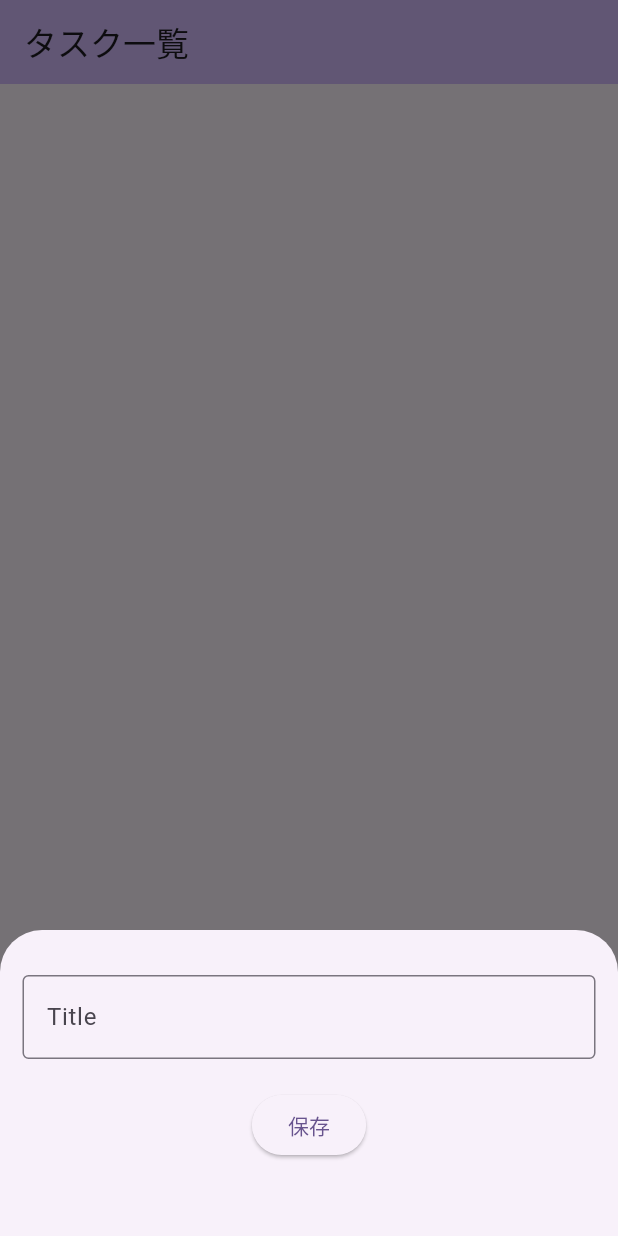
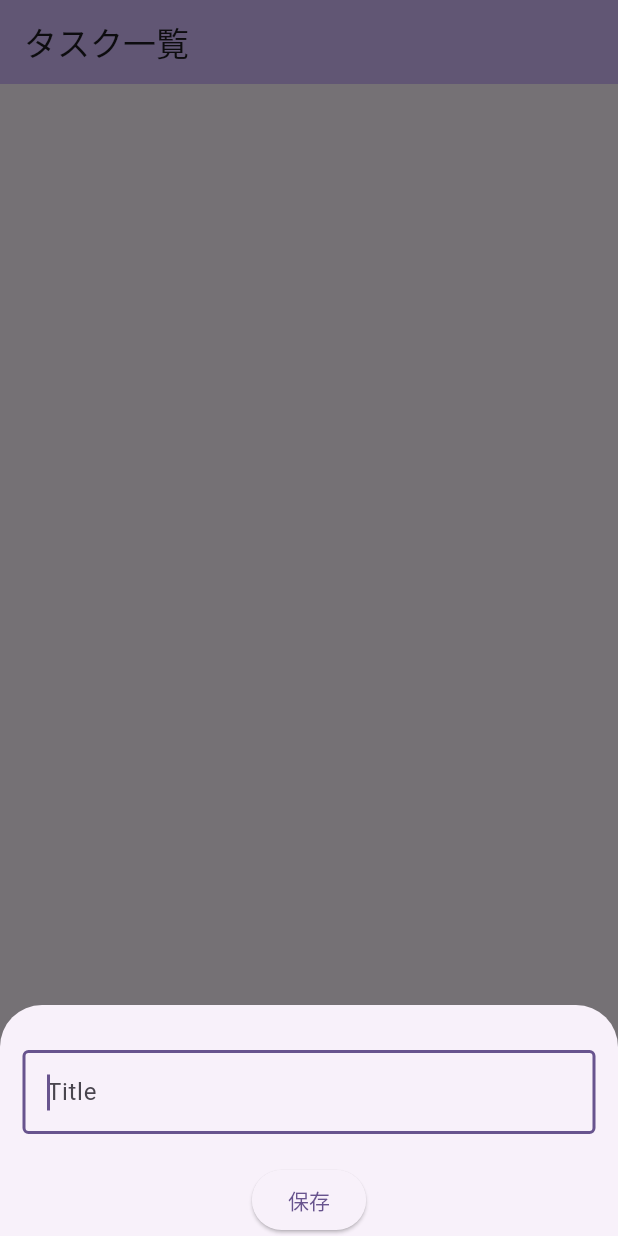
Before and after one commit to uryonym/ynym-portal-flutter, a Flutter app: the screen it shows after launch, after a tap on the "add" icon, on a phone screen of 412 x 824 dp. Run offline on Flutter 3.47's test engine with Material 3 defaults, Android fonts, the phone set to English and light mode, and no system bars; our stand-ins replace firebase_core, sqflite; accounts and stored records are empty.

Commit message:
タスク入力モーダルを開いた際に、自動でテキストフィールドにフォーカスされるように修正

```diff
--- a/lib/task_list.dart
+++ b/lib/task_list.dart
@@ -51,31 +51,33 @@ class _TaskListPageState extends State<TaskList> {
 
   final TextEditingController titleController = TextEditingController();
 
-  void showBottomSheet(String? id) async {
+  void showTaskModal(String? id) async {
     if (id != null) {
       final existingTask = tasks.firstWhere((element) => element.id == id);
       titleController.text = existingTask.title;
+    } else {
+      titleController.text = "";
     }
 
     showModalBottomSheet(
-        elevation: 5,
+        context: context,
         isScrollControlled: true,
-        context: context,
         builder: (_) => Container(
               padding: EdgeInsets.only(
                 top: 30,
                 left: 15,
                 right: 15,
-                bottom: MediaQuery.of(context).viewInsets.bottom + 50,
+                bottom: MediaQuery.of(context).viewInsets.bottom,
               ),
               child: Column(
+                  crossAxisAlignment: CrossAxisAlignment.start,
                   mainAxisSize: MainAxisSize.min,
-                  crossAxisAlignment: CrossAxisAlignment.end,
                   children: [
                     TextField(
                       controller: titleController,
                       decoration: const InputDecoration(
                           border: OutlineInputBorder(), hintText: "Title"),
+                      autofocus: true,
                     ),
                     const SizedBox(height: 20),
                     Center(
@@ -92,12 +94,13 @@ class _TaskListPageState extends State<TaskList> {
                       },
                     ))
                   ]),
-            )).whenComplete(() => titleController.text = "");
+            ));
   }
 
   @override
   Widget build(BuildContext context) {
     return Scaffold(
+      resizeToAvoidBottomInset: false,
       appBar: AppBar(
         backgroundColor: Theme.of(context).colorScheme.inversePrimary,
         title: const Text('タスク一覧'),
@@ -116,13 +119,13 @@ class _TaskListPageState extends State<TaskList> {
                     trailing: IconButton(
                         icon: const Icon(Icons.delete),
                         onPressed: () => deleteTask(task.id)),
-                    onTap: () => showBottomSheet(task.id),
+                    onTap: () => showTaskModal(task.id),
                   );
                 },
               ),
       ),
       floatingActionButton: FloatingActionButton(
-        onPressed: () => showBottomSheet(null),
+        onPressed: () => showTaskModal(null),
         child: const Icon(Icons.add),
       ), // This trailing comma makes auto-formatting nicer for build methods.
     );
```
